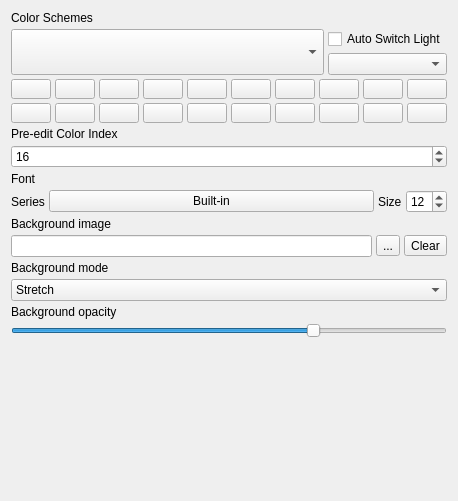
QQxiaoming/quardCRT, file src/globaloptions/globaloptionsappearancewidget.ui: the form before one commit.
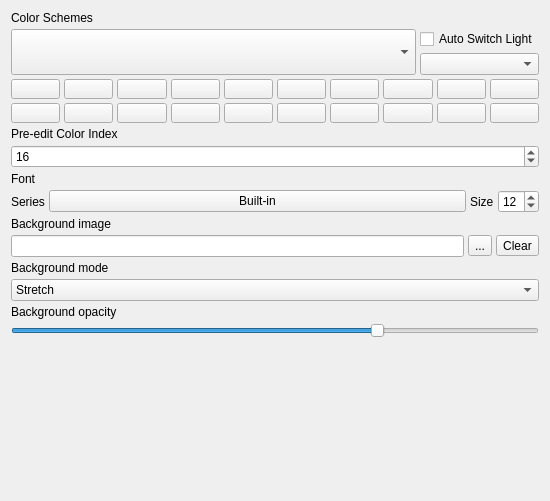
The form after the commit.

The edit to the form file:
```diff
--- a/src/globaloptions/globaloptionsappearancewidget.ui
+++ b/src/globaloptions/globaloptionsappearancewidget.ui
@@ -6,7 +6,7 @@
    <rect>
     <x>0</x>
     <y>0</y>
-    <width>391</width>
+    <width>550</width>
     <height>501</height>
    </rect>
   </property>
```
Left out of the diff: 36 changed lines with no effect on the pictures.
